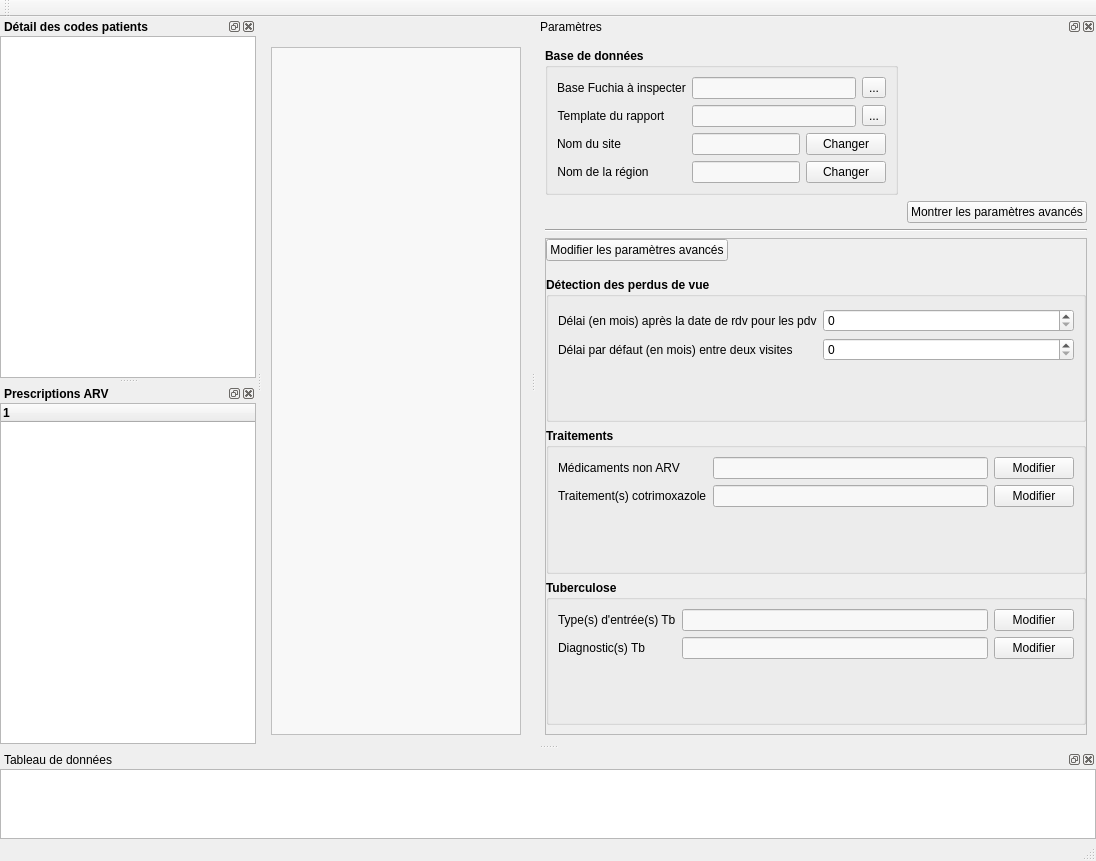
Old version of the form gui/ui/mainwindow.ui in the repository Solthis/Fugen-2.0.
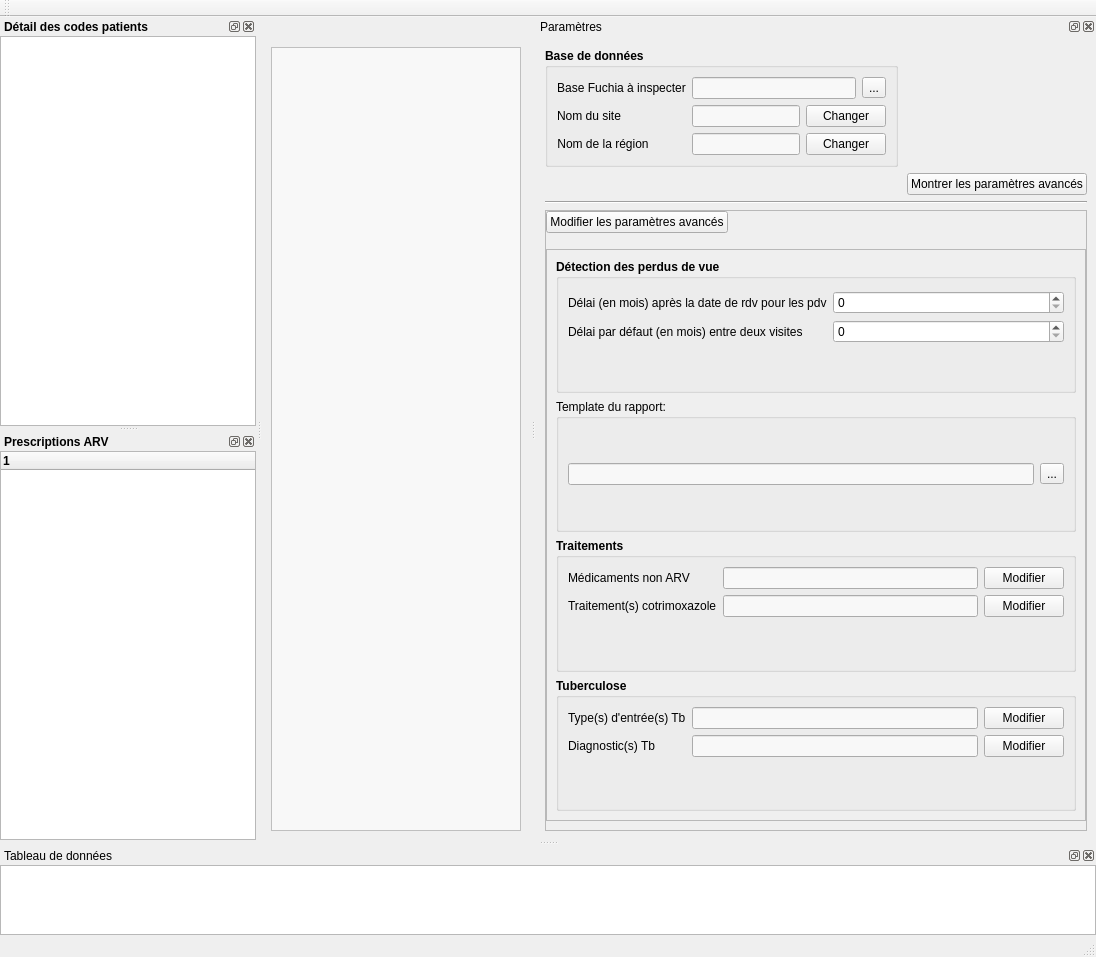
New version of the form.

Commit message: Add template browsing in advanced params

Diff of the .ui file:
```diff
--- a/gui/ui/mainwindow.ui
+++ b/gui/ui/mainwindow.ui
@@ -7,7 +7,7 @@
     <x>0</x>
     <y>0</y>
     <width>1096</width>
-    <height>853</height>
+    <height>899</height>
    </rect>
   </property>
   <property name="windowTitle">
@@ -110,7 +110,7 @@
          <x>0</x>
          <y>0</y>
          <width>248</width>
-         <height>638</height>
+         <height>684</height>
         </rect>
        </property>
        <layout class="QHBoxLayout" name="horizontalLayout_3">
@@ -179,7 +179,7 @@
    <property name="minimumSize">
     <size>
      <width>560</width>
-     <height>727</height>
+     <height>823</height>
     </size>
    </property>
    <property name="floating">
@@ -646,146 +646,6 @@
           </property>
          </widget>
         </item>
-        <item row="1" column="0">
-         <widget class="QLabel" name="label_10">
-          <property name="font">
-           <font>
-            <weight>50</weight>
-            <bold>false</bold>
-           </font>
-          </property>
-          <property name="styleSheet">
-           <string notr="true"/>
-          </property>
-          <property name="text">
-           <string>Template du rapport</string>
-          </property>
-          <property name="alignment">
-           <set>Qt::AlignCenter</set>
-          </property>
-         </widget>
-        </item>
-        <item row="1" column="1">
-         <layout class="QHBoxLayout" name="horizontalLayout_13">
-          <item>
-           <widget class="QLineEdit" name="template_path_lineedit">
-            <property name="palette">
-             <palette>
-              <active>
-               <colorrole role="WindowText">
-                <brush brushstyle="SolidPattern">
-                 <color alpha="255">
-                  <red>139</red>
-                  <green>139</green>
-                  <blue>139</blue>
-                 </color>
-                </brush>
-               </colorrole>
-               <colorrole role="Text">
-                <brush brushstyle="SolidPattern">
-                 <color alpha="255">
-                  <red>97</red>
-                  <green>97</green>
-                  <blue>97</blue>
-                 </color>
-                </brush>
-               </colorrole>
-               <colorrole role="Base">
-                <brush brushstyle="SolidPattern">
-                 <color alpha="255">
-                  <red>248</red>
-                  <green>248</green>
-                  <blue>248</blue>
-                 </color>
-                </brush>
-               </colorrole>
-              </active>
-              <inactive>
-               <colorrole role="WindowText">
-                <brush brushstyle="SolidPattern">
-                 <color alpha="255">
-                  <red>139</red>
-                  <green>139</green>
-                  <blue>139</blue>
-                 </color>
-                </brush>
-               </colorrole>
-               <colorrole role="Text">
-                <brush brushstyle="SolidPattern">
-                 <color alpha="255">
-                  <red>97</red>
-                  <green>97</green>
-                  <blue>97</blue>
-                 </color>
-                </brush>
-               </colorrole>
-               <colorrole role="Base">
-                <brush brushstyle="SolidPattern">
-                 <color alpha="255">
-                  <red>248</red>
-                  <green>248</green>
-                  <blue>248</blue>
-                 </color>
-                </brush>
-               </colorrole>
-              </inactive>
-              <disabled>
-               <colorrole role="WindowText">
-                <brush brushstyle="SolidPattern">
-                 <color alpha="255">
-                  <red>120</red>
-                  <green>120</green>
-                  <blue>120</blue>
-                 </color>
-                </brush>
-               </colorrole>
-               <colorrole role="Text">
-                <brush brushstyle="SolidPattern">
-                 <color alpha="255">
-                  <red>120</red>
-                  <green>120</green>
-                  <blue>120</blue>
-                 </color>
-                </brush>
-               </colorrole>
-               <colorrole role="Base">
-                <brush brushstyle="SolidPattern">
-                 <color alpha="255">
-                  <red>240</red>
-                  <green>240</green>
-                  <blue>240</blue>
-                 </color>
-                </brush>
-               </colorrole>
-              </disabled>
-             </palette>
-            </property>
-            <property name="font">
-             <font>
-              <weight>50</weight>
-              <bold>false</bold>
-             </font>
-            </property>
-            <property name="readOnly">
-             <bool>true</bool>
-            </property>
-           </widget>
-          </item>
-          <item>
-           <widget class="QToolButton" name="browse_template_button">
-            <property name="font">
-             <font>
-              <weight>50</weight>
-              <bold>false</bold>
-             </font>
-            </property>
-            <property name="text">
-             <string>...</string>
-            </property>
-           </widget>
-          </item>
-         </layout>
-        </item>
        </layout>
       </widget>
      </item>
@@ -878,6 +738,21 @@
          </layout>
         </item>
         <item>
+         <widget class="QScrollArea" name="scrollArea_2">
+          <property name="widgetResizable">
+           <bool>true</bool>
+          </property>
+          <widget class="QWidget" name="scrollAreaWidgetContents">
+           <property name="geometry">
+            <rect>
+             <x>0</x>
+             <y>0</y>
+             <width>525</width>
+             <height>442</height>
+            </rect>
+           </property>
+           <layout class="QVBoxLayout" name="verticalLayout_8">
+            <item>
          <widget class="QGroupBox" name="pdv_group">
           <property name="font">
            <font>
@@ -890,6 +765,9 @@
            <string>Détection des perdus de vue</string>
           </property>
           <layout class="QFormLayout" name="formLayout_2">
+               <property name="fieldGrowthPolicy">
+                <enum>QFormLayout::AllNonFixedFieldsGrow</enum>
+               </property>
            <property name="topMargin">
             <number>12</number>
            </property>
@@ -942,6 +820,136 @@
           </layout>
          </widget>
         </item>
+            <item>
+             <widget class="QGroupBox" name="template_groupbox">
+              <property name="title">
+               <string>Template du rapport:</string>
+              </property>
+              <layout class="QVBoxLayout" name="verticalLayout_7">
+               <item>
+                <layout class="QHBoxLayout" name="horizontalLayout_13">
+                 <item>
+                  <widget class="QLineEdit" name="template_path_lineedit">
+                   <property name="palette">
+                    <palette>
+                     <active>
+                      <colorrole role="WindowText">
+                       <brush brushstyle="SolidPattern">
+                        <color alpha="255">
+                         <red>139</red>
+                         <green>139</green>
+                         <blue>139</blue>
+                        </color>
+                       </brush>
+                      </colorrole>
+                      <colorrole role="Text">
+                       <brush brushstyle="SolidPattern">
+                        <color alpha="255">
+                         <red>97</red>
+                         <green>97</green>
+                         <blue>97</blue>
+                        </color>
+                       </brush>
+                      </colorrole>
+                      <colorrole role="Base">
+                       <brush brushstyle="SolidPattern">
+                        <color alpha="255">
+                         <red>248</red>
+                         <green>248</green>
+                         <blue>248</blue>
+                        </color>
+                       </brush>
+                      </colorrole>
+                     </active>
+                     <inactive>
+                      <colorrole role="WindowText">
+                       <brush brushstyle="SolidPattern">
+                        <color alpha="255">
+                         <red>139</red>
+                         <green>139</green>
+                         <blue>139</blue>
+                        </color>
+                       </brush>
+                      </colorrole>
+                      <colorrole role="Text">
+                       <brush brushstyle="SolidPattern">
+                        <color alpha="255">
+                         <red>97</red>
+                         <green>97</green>
+                         <blue>97</blue>
+                        </color>
+                       </brush>
+                      </colorrole>
+                      <colorrole role="Base">
+                       <brush brushstyle="SolidPattern">
+                        <color alpha="255">
+                         <red>248</red>
+                         <green>248</green>
+                         <blue>248</blue>
+                        </color>
+                       </brush>
+                      </colorrole>
+                     </inactive>
+                     <disabled>
+                      <colorrole role="WindowText">
+                       <brush brushstyle="SolidPattern">
+                        <color alpha="255">
+                         <red>120</red>
+                         <green>120</green>
+                         <blue>120</blue>
+                        </color>
+                       </brush>
+                      </colorrole>
+                      <colorrole role="Text">
+                       <brush brushstyle="SolidPattern">
+                        <color alpha="255">
+                         <red>120</red>
+                         <green>120</green>
+                         <blue>120</blue>
+                        </color>
+                       </brush>
+                      </colorrole>
+                      <colorrole role="Base">
+                       <brush brushstyle="SolidPattern">
+                        <color alpha="255">
+                         <red>240</red>
+                         <green>240</green>
+                         <blue>240</blue>
+                        </color>
+                       </brush>
+                      </colorrole>
+                     </disabled>
+                    </palette>
+                   </property>
+                   <property name="font">
+                    <font>
+                     <weight>50</weight>
+                     <bold>false</bold>
+                    </font>
+                   </property>
+                   <property name="readOnly">
+                    <bool>true</bool>
+                   </property>
+                  </widget>
+                 </item>
+                 <item>
+                  <widget class="QToolButton" name="browse_template_button">
+                   <property name="font">
+                    <font>
+                     <weight>50</weight>
+                     <bold>false</bold>
+                    </font>
+                   </property>
+                   <property name="text">
+                    <string>...</string>
+                   </property>
+                  </widget>
+                 </item>
+                </layout>
+               </item>
+              </layout>
+             </widget>
+            </item>
         <item>
          <widget class="QGroupBox" name="treatment_group">
           <property name="font">
@@ -1508,6 +1516,10 @@
             </layout>
            </item>
           </layout>
+             </widget>
+            </item>
+           </layout>
+          </widget>
          </widget>
         </item>
        </layout>
```
Lines whose indentation alone changed are shown as unchanged. The commit also changes 2 other files.
